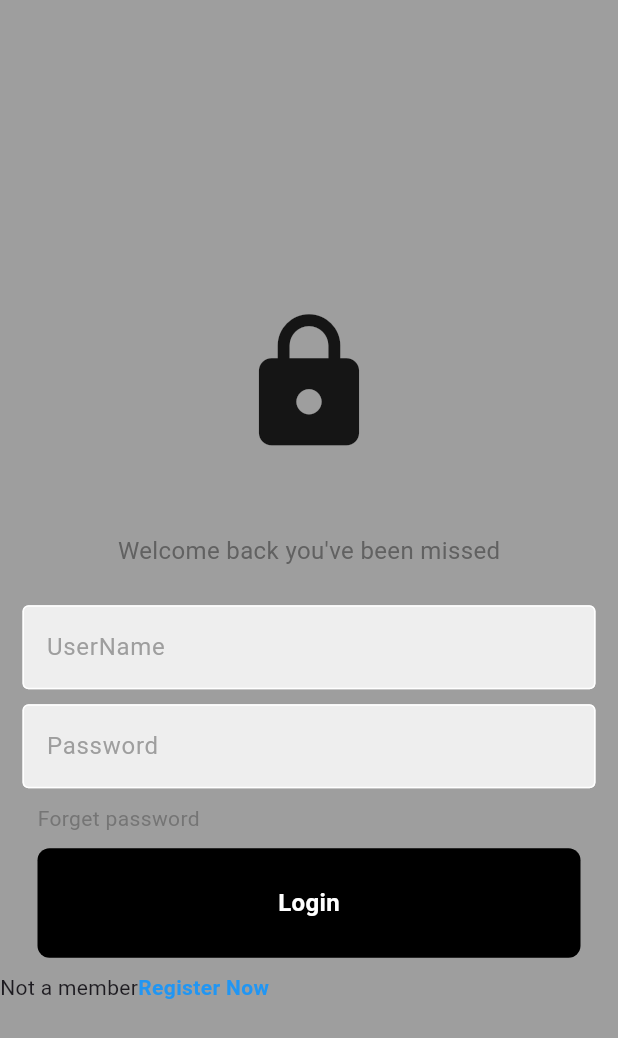
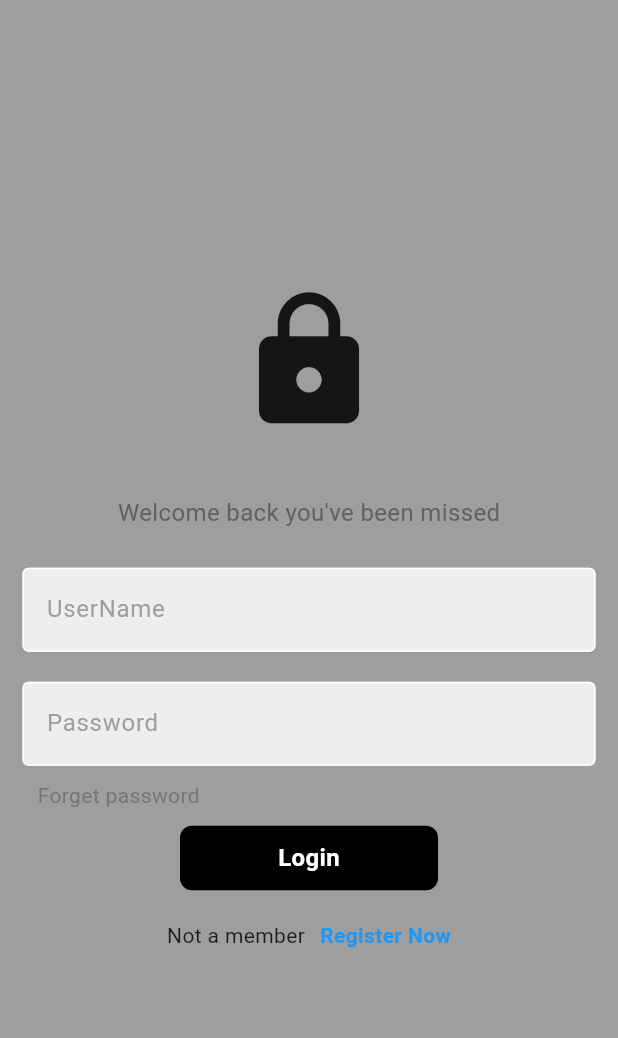
Before and after one commit to AthithyanKannan/food_delivery_app, a Flutter app: the screen it shows after launch, on a phone screen of 412 x 824 dp. Shown: the top 1038 px of the screen. Run offline on Flutter 3.47's test engine with Material 3 defaults, Android fonts, the phone set to English and light mode, and no system bars.

Commit message:
changes in login

```diff
--- a/lib/components/my_button.dart
+++ b/lib/components/my_button.dart
@@ -8,9 +8,8 @@ class MyButton extends StatelessWidget {
     return GestureDetector(
       onTap: onTap,
       child: Container(
-        padding: EdgeInsets.all(25),
-
-        margin: EdgeInsets.symmetric(horizontal: 25),
+        padding: EdgeInsets.all(10),
+        margin: EdgeInsets.symmetric(horizontal: 120),
         decoration: BoxDecoration(
           color: Colors.black,
           borderRadius: BorderRadius.circular(8)
--- a/lib/main.dart
+++ b/lib/main.dart
@@ -11,11 +11,12 @@ class MyApp extends StatelessWidget {
   @override
   Widget build(BuildContext context) {
     return MaterialApp(
-      title: 'Flutter Demo',
-      theme: ThemeData(
-        colorScheme: ColorScheme.fromSeed(seedColor: Colors.deepPurple),
-        useMaterial3: true,
-      ),
+      debugShowCheckedModeBanner: false,
+      // title: 'Flutter Demo',
+      // theme: ThemeData(
+      //   colorScheme: ColorScheme.fromSeed(seedColor: Colors.deepPurple),
+      //   useMaterial3: true,
+      // ),
       home: const UserLogin(),
     );
   }
--- a/lib/user/userLogin.dart
+++ b/lib/user/userLogin.dart
@@ -24,15 +24,12 @@ class _UserLoginState extends State<UserLogin> {
           child: Column(
             mainAxisAlignment: MainAxisAlignment.center,
             children: [
-              const SizedBox(
-                height: 50,
-              ),
               const Icon(
                 Icons.lock,
                 size: 100,
               ),
               const SizedBox(
-                height: 50,
+                height: 40,
               ),
               Text(
                 "Welcome back you\'ve been missed",
@@ -48,7 +45,7 @@ class _UserLoginState extends State<UserLogin> {
                 obscureText: false,
               ),
               const SizedBox(
-                height: 10,
+                height: 20,
               ),
               MyTextField(
                 controller: password,
@@ -71,12 +68,13 @@ class _UserLoginState extends State<UserLogin> {
               ),
               const SizedBox(height: 10),
               MyButton(onTap: login),
-              const SizedBox(height: 10),
+              const SizedBox(height: 20),
               Row(
+                mainAxisAlignment: MainAxisAlignment.center,
                 children: [
                   Text("Not a member"),
                   SizedBox(
-                    height: 4,
+                    width: 10,
                   ),
                   Text(
                     "Register Now",
```
